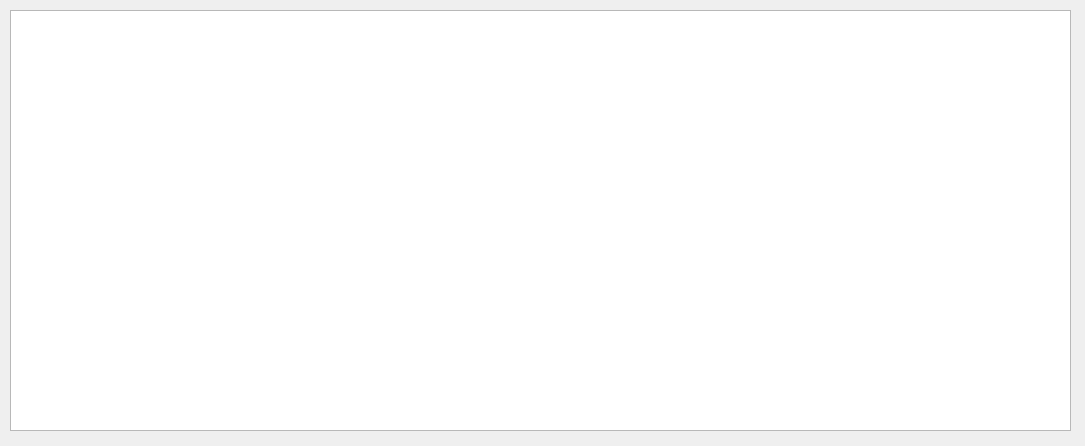
Above: data_range_expression_ui.ui from DavRaf/DQAnalyzerRulesGenerator before the change. Below: the same form after it.
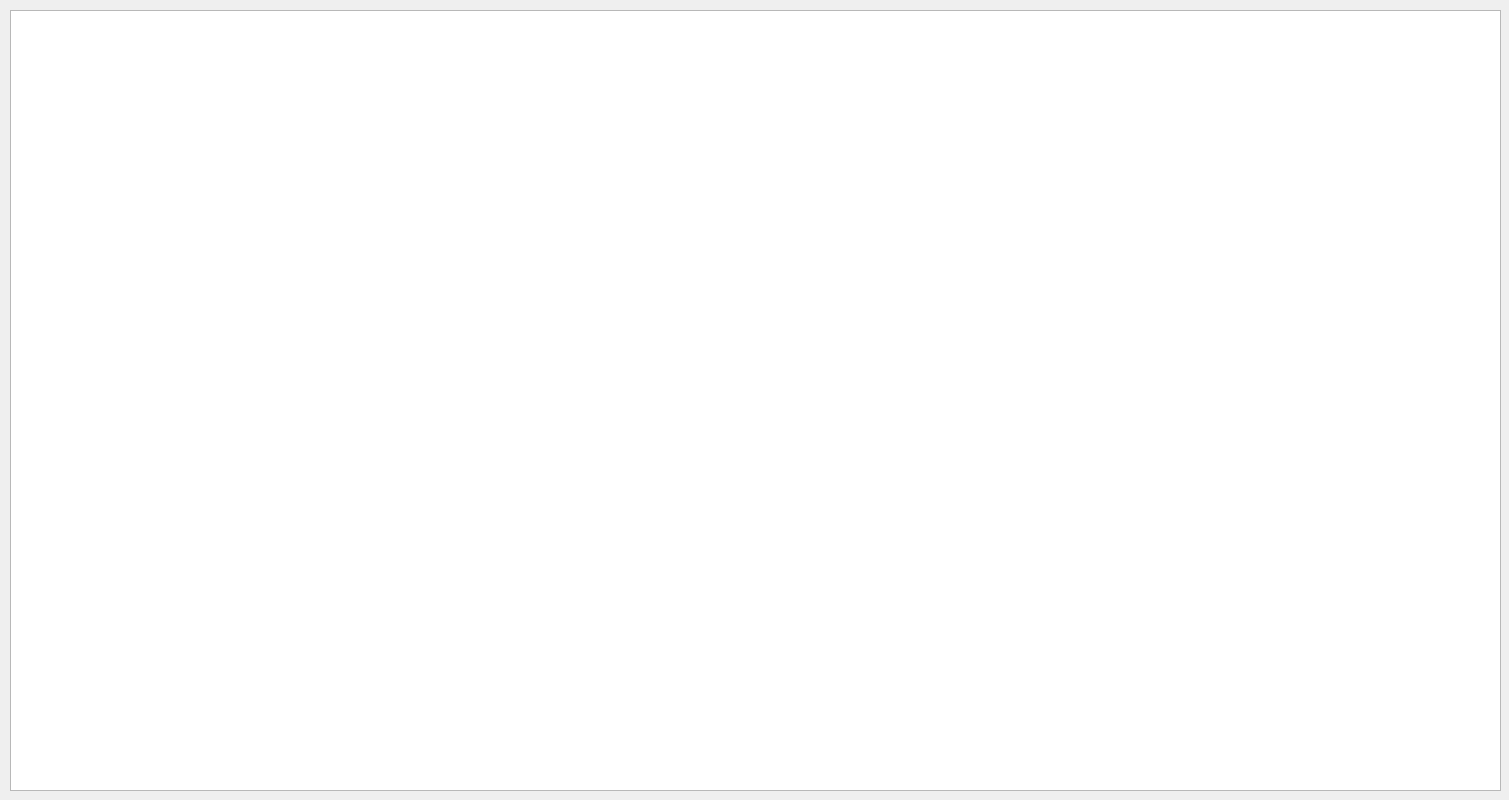
That is the form after the change.

Patch:
```diff
--- a/data_range_expression_ui.ui
+++ b/data_range_expression_ui.ui
@@ -6,8 +6,8 @@
    <rect>
     <x>0</x>
     <y>0</y>
-    <width>1085</width>
-    <height>446</height>
+    <width>1509</width>
+    <height>800</height>
    </rect>
   </property>
   <property name="windowTitle">
@@ -18,8 +18,8 @@
     <rect>
      <x>10</x>
      <y>10</y>
-     <width>1061</width>
-     <height>421</height>
+     <width>1491</width>
+     <height>781</height>
     </rect>
    </property>
   </widget>
```
